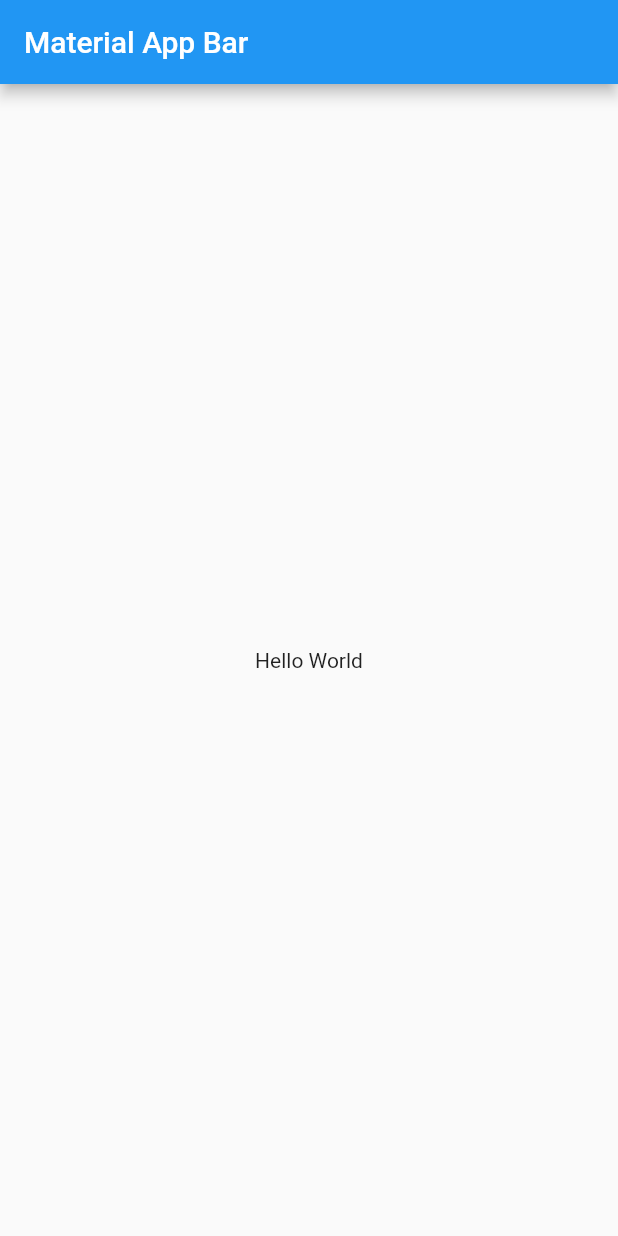
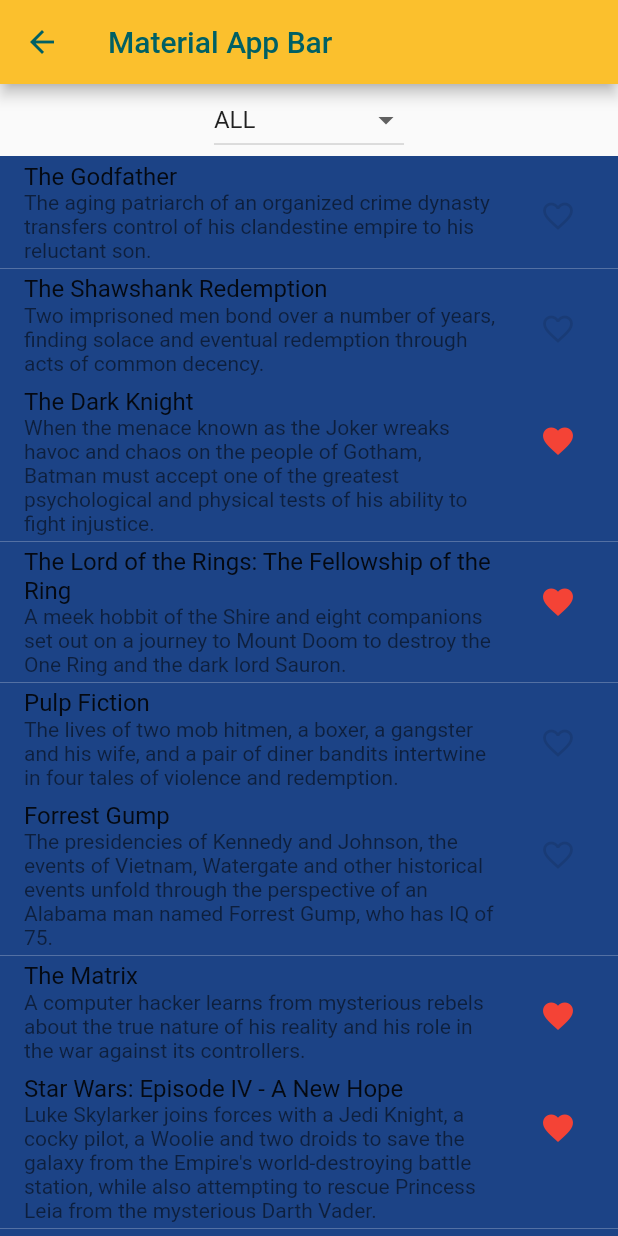
Before and after one commit to black-coda/state_management_using_riverpod, a Flutter app: the screen it shows after launch, after a tap on "Film App", on a phone screen of 412 x 824 dp. Run offline on Flutter 3.47's test engine with Material 2 defaults, Android fonts, the phone set to English and light mode, and no system bars; our stand-ins replace hooks_riverpod.

Commit message:
cooked: film app 🚀

```diff
--- a/lib/filmapp.dart
+++ b/lib/filmapp.dart
@@ -1,45 +1,116 @@
 // ignore_for_file: public_member_api_docs, sort_constructors_first
 import 'package:flutter/material.dart';
 import 'package:hooks_riverpod/hooks_riverpod.dart';
+import 'dart:math' as math;
 
-class FilmWidget extends ConsumerWidget {
-  const FilmWidget({
+class FilmListWidget extends ConsumerWidget {
+  const FilmListWidget({
     super.key,
     required this.provider,
   });
 
+  //? Because we want to two different types of provider i.e StateProvider and Provider class
   final AlwaysAliveProviderBase<Iterable<Film>> provider;
 
   @override
   Widget build(BuildContext context, WidgetRef ref) {
     final films = ref.watch(provider);
+
     return Expanded(
       child: ListView.builder(
         itemCount: films.length,
         itemBuilder: (BuildContext context, int index) {
-          return;
+          final filmObject = films.elementAt(index);
+          final favoriteIcon = filmObject.isFavourite
+              ? const Icon(
+                  Icons.favorite,
+                  color: Colors.red,
+                )
+              : const Icon(
+                  Icons.favorite_border_sharp,
+                  color: Colors.black12,
+                );
+
+          return ListTile(
+            tileColor: getRandomColor(),
+            title: Text(filmObject.title),
+            subtitle: Text(filmObject.description),
+            trailing: IconButton(
+              icon: favoriteIcon,
+              onPressed: () {
+                final isFavorite = !filmObject.isFavourite;
+                ref
+                    .read(filmStateNotifierProvider.notifier)
+                    .update(film: filmObject, isFavourite: isFavorite);
+              },
+            ),
+          );
         },
       ),
     );
   }
 }
 
+class FilterWidget extends StatelessWidget {
+  const FilterWidget({super.key});
+
+  @override
+  Widget build(BuildContext context) {
+    return Consumer(
+      builder: (context, ref, child) {
+        // final item = ref.watch(allProvider.notifier).state;
+        // final fs = ref.read(allProvider.notifier).state;
+        return DropdownButton(
+          value: ref.watch(allProvider),
+          items: FavouriteStatus.values
+              .map((e) => DropdownMenuItem(
+                    value: e,
+                    child: Text(
+                      e.toString().split(".")[1].toUpperCase(),
+                    ),
+                  ))
+              .toList(),
+          onChanged: (value) {
+            ref.read(allProvider.notifier).state = value!;
+          },
+        );
+      },
+    );
+  }
+}
+
+Color getRandomColor() =>
+    Color((math.Random().nextDouble() * 0xFFFFFF).toInt()).withOpacity(1.0);
+
 class FilmApp extends ConsumerWidget {
   const FilmApp({super.key});
 
   @override
   Widget build(BuildContext context, WidgetRef ref) {
-    return MaterialApp(
-      title: 'Material App',
-      home: Scaffold(
+    return Scaffold(
         appBar: AppBar(
           title: const Text('Material App Bar'),
         ),
-        body: const Center(
-          child: Text('Hello World'),
-        ),
-      ),
-    );
+        body: Column(
+          children: [
+            const Center(child: FilterWidget()),
+            Consumer(
+              builder: (context, ref, child) {
+                final changeFavoriteState = ref.watch(allProvider);
+                switch (changeFavoriteState) {
+                  case FavouriteStatus.favorite:
+                    return FilmListWidget(provider: selectFavoriteProvider);
+
+                  case FavouriteStatus.notFavorite:
+                    return FilmListWidget(provider: selectNotFavoriteProvider);
+
+                  case FavouriteStatus.all:
+                    return FilmListWidget(provider: filmStateNotifierProvider);
+                }
+              },
+            )
+          ],
+        ));
   }
 }
 
@@ -87,25 +158,29 @@
     title: "The Godfather",
     description:
         "The aging patriarch of an organized crime dynasty transfers control of his clandestine empire to his reluctant son.",
-      isFavourite: false),
+    isFavourite: false,
+  ),
   Film(
     id: "2",
     title: "The Shawshank Redemption",
     description:
         "Two imprisoned men bond over a number of years, finding solace and eventual redemption through acts of common decency.",
-      isFavourite: false),
+    isFavourite: false,
+  ),
   Film(
     id: "3",
     title: "The Dark Knight",
     description:
         "When the menace known as the Joker wreaks havoc and chaos on the people of Gotham, Batman must accept one of the greatest psychological and physical tests of his ability to fight injustice.",
-      isFavourite: true),
+    isFavourite: true,
+  ),
   Film(
     id: "4",
     title: "The Lord of the Rings: The Fellowship of the Ring",
     description:
         "A meek hobbit of the Shire and eight companions set out on a journey to Mount Doom to destroy the One Ring and the dark lord Sauron.",
-      isFavourite: true),
+    isFavourite: true,
+  ),
   Film(
       id: "5",
       title: "Pulp Fiction",
@@ -117,31 +192,36 @@
     title: "Forrest Gump",
     description:
         "The presidencies of Kennedy and Johnson, the events of Vietnam, Watergate and other historical events unfold through the perspective of an Alabama man named Forrest Gump, who has IQ of 75.",
-      isFavourite: false),
+    isFavourite: false,
+  ),
   Film(
     id: "7",
     title: "The Matrix",
     description:
         "A computer hacker learns from mysterious rebels about the true nature of his reality and his role in the war against its controllers.",
-      isFavourite: true),
+    isFavourite: true,
+  ),
   Film(
     id: "8",
     title: "Star Wars: Episode IV - A New Hope",
     description:
-          "Luke Skywalker joins forces with a Jedi Knight, a cocky pilot, a Wookiee and two droids to save the galaxy from the Empire's world-destroying battle station, while also attempting to rescue Princess Leia from the mysterious Darth Vader.",
-      isFavourite: true),
+        "Luke Skylarker joins forces with a Jedi Knight, a cocky pilot, a Woolie and two droids to save the galaxy from the Empire's world-destroying battle station, while also attempting to rescue Princess Leia from the mysterious Darth Vader.",
+    isFavourite: true,
+  ),
   Film(
     id: "9",
     title: "The Silence of the Lambs",
     description:
         "A young F.B.I. cadet must confide in an incarcerated and manipulative killer to receive his help on catching another serial killer who skins his victims.",
-      isFavourite: false),
+    isFavourite: false,
+  ),
   Film(
     id: "10",
     title: "Jurassic Park",
     description:
         "During a preview tour, a theme park suffers a major power breakdown that allows its cloned dinosaur exhibits to run amok.",
-      isFavourite: true)
+    isFavourite: true,
+  )
 ];
 
 class FilmNotifier extends StateNotifier<List<Film>> {
@@ -156,27 +236,28 @@
   }
 }
 
+//* Film State Notifier
 final filmStateNotifierProvider =
     StateNotifierProvider<FilmNotifier, List<Film>>((ref) {
   return FilmNotifier();
 });
-// Favorite p
+
+enum FavouriteStatus { favorite, notFavorite, all }
+
+//* where method to filter the list of films
+//* and only keep the ones where the isFavorite property is true
 final selectFavoriteProvider = Provider<Iterable<Film>>((ref) => ref
     .watch(filmStateNotifierProvider)
     .where((element) => element.isFavourite));
-
-enum FavouriteStatus { favorite, notFavorite, all }
 
 final allProvider = StateProvider<FavouriteStatus>((_) {
   return FavouriteStatus.all;
 });
 
-//* Not Favorite
+//* where method to filter the list of films
+//* and only keep the ones where the isFavorite property is false
 final selectNotFavoriteProvider = Provider<Iterable<Film>>((ref) {
   return ref
       .watch(filmStateNotifierProvider)
       .where((element) => !element.isFavourite);
 });
-final favoriteProvider = StateProvider<FavouriteStatus>((ref) {
-  return FavouriteStatus.favorite;
-});
```
Also changed, not shown: 1 other file. Lines whose indentation alone changed are shown as unchanged.
